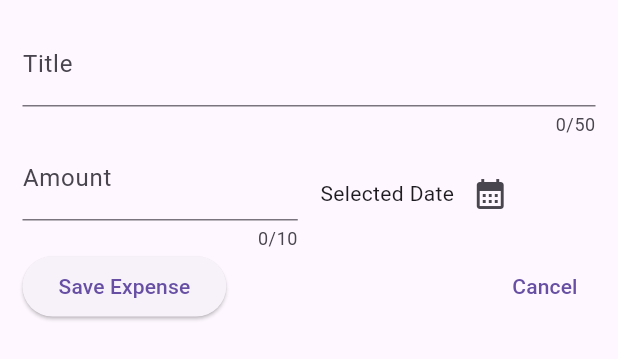
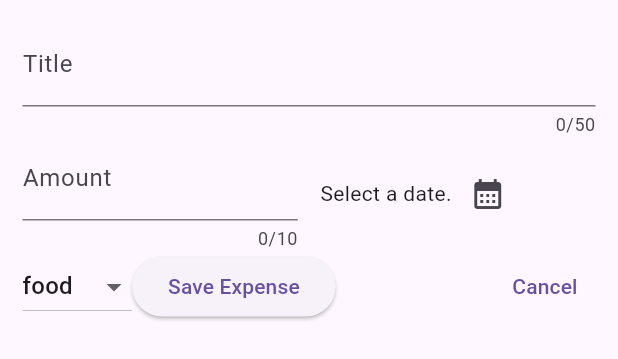
Before and after one commit to carlsantos-mkii/expense-tracker, a Flutter app: the NewExpense widget shown alone on an empty page, opened directly, on a phone screen of 412 x 824 dp. Shown: the top 359 px of the screen. Run offline on Flutter 3.47's test engine with Material 3 defaults, Android fonts, the phone set to English and light mode, and no system bars.

Commit message:
Added category dropdown using DropdownButton widget

```diff
--- a/lib/widgets/new_expense.dart
+++ b/lib/widgets/new_expense.dart
@@ -1,5 +1,6 @@
 import 'package:flutter/material.dart';
 import 'package:flutter/services.dart';
+import 'package:expense_tracker/models/expense.dart';
 
 class NewExpense extends StatefulWidget {
 	const NewExpense({super.key});
@@ -13,17 +14,20 @@ class NewExpense extends StatefulWidget {
 class _NewExpenseState extends State<NewExpense> {
   final _titleController = TextEditingController();
   final _amountController = TextEditingController();
+  DateTime? _selectedDate;
 
-  void _datePicker() {
+  void _datePicker() async {
     final now = DateTime.now();
     final firstDate = DateTime(now.year - 1, now.month, now.day);
-
-    showDatePicker(
+    final pickedDate = await showDatePicker(
       context: context,
       initialDate: now,
       firstDate: firstDate,
       lastDate: now
     );
+    setState(() {
+      _selectedDate = pickedDate;
+    });
   }
 
   @override
@@ -66,7 +70,7 @@ class _NewExpenseState extends State<NewExpense> {
               Expanded(
                 child: Row(
                   children: [
-                    const Text('Selected Date'),
+                    Text(_selectedDate == null ? 'Select a date.' : formatter.format(_selectedDate!)),
                     IconButton(
                       onPressed: _datePicker,
                       icon: const Icon(
@@ -78,7 +82,14 @@ class _NewExpenseState extends State<NewExpense> {
               )
             ],
           ),
-          Row(children: [
+          Row(
+            children: [
+              DropdownButton(
+                items: Category.values.map(
+                  (category) => DropdownMenuItem(child: Text(category.name.toString()),)
+                ).toList(),
+                onChanged: (value) {}
+              ),
               ElevatedButton(
                 onPressed: () {
                   print(_titleController.text);
```
Lines whose indentation alone changed are shown as unchanged.
